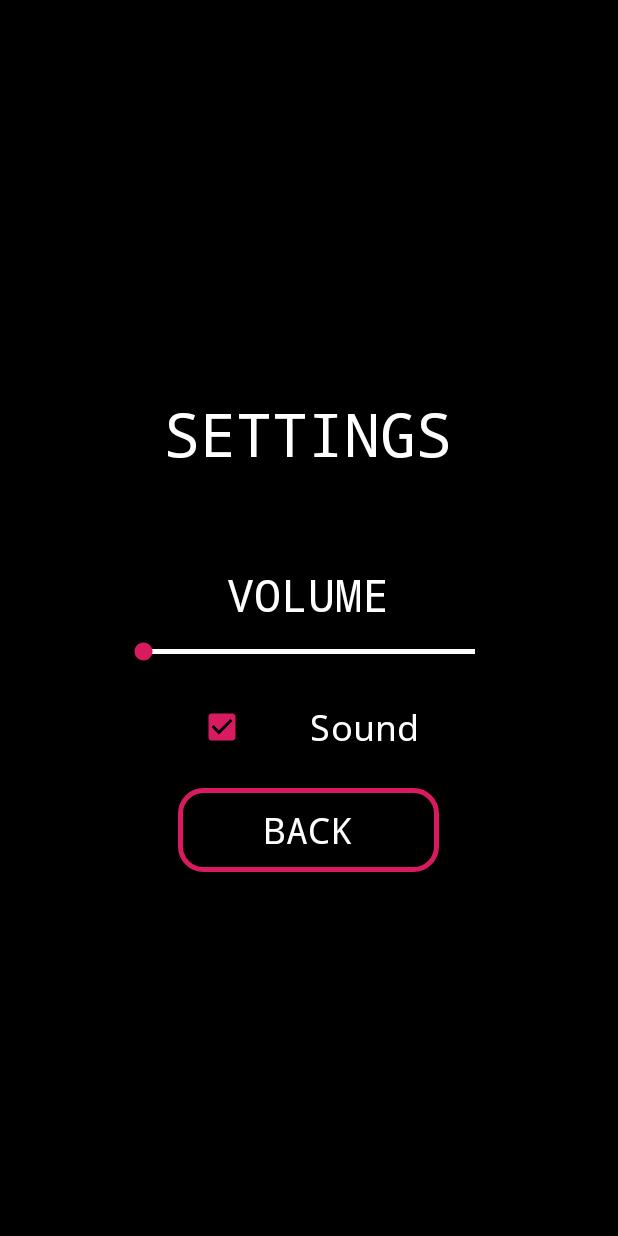
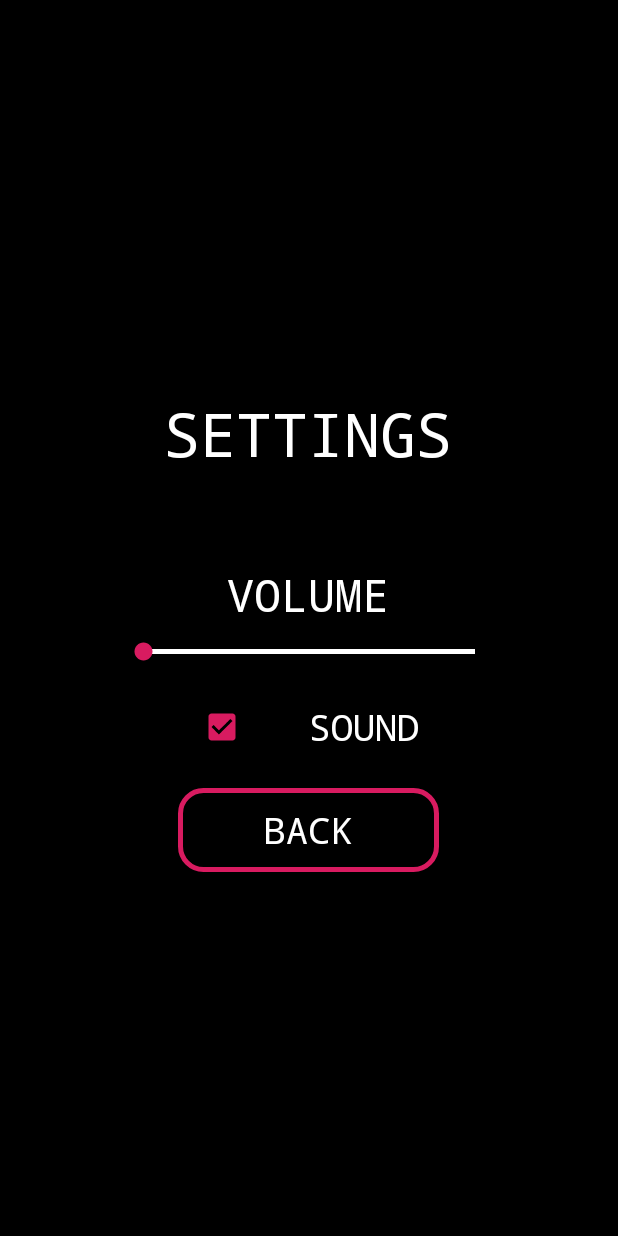
Before and after one commit to lindenvo/OhShoot, an Android app: the Settings screen opened directly, with no data from a screen before it, on a phone screen of 412 x 824 dp. Run offline under Robolectric (Android 15) with nearby library versions, the phone set to English and light mode, and no system bars.

Commit message:
some minor adjustments to settings UI

```diff
--- a/app/src/main/res/layout/activity_settings.xml
+++ b/app/src/main/res/layout/activity_settings.xml
@@ -54,7 +54,7 @@
         android:clickable="true"
         android:fontFamily="monospace"
         android:onClick="onClick"
-        android:text="Sound"
+        android:text="SOUND"
         android:textAlignment="textEnd"
         android:textColor="?attr/colorBackgroundFloating"
         android:textSize="24sp" />
```
